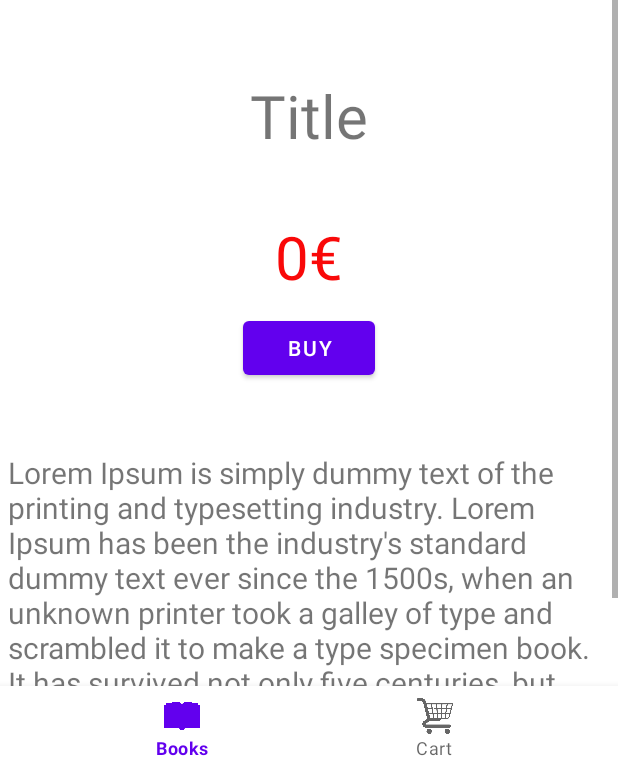
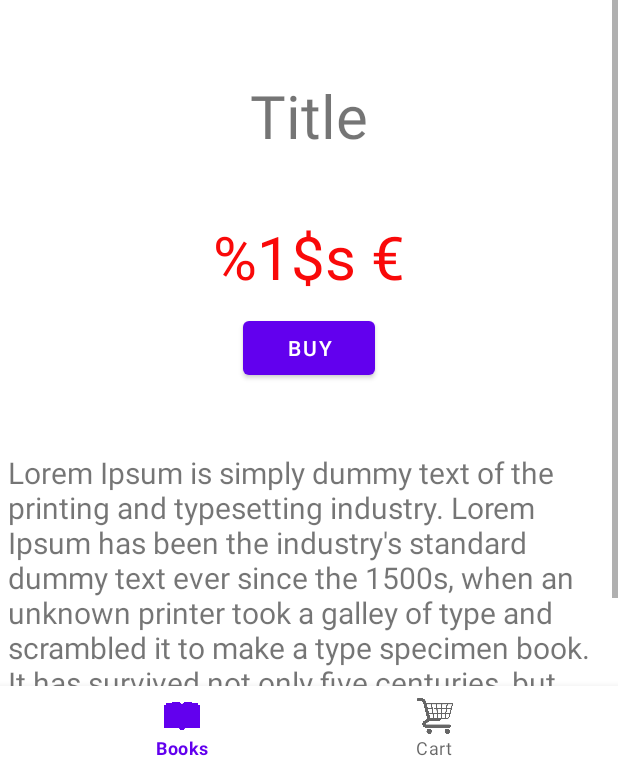
Before and after one commit to bigfootledur/LibrairieHenriPotier, an Android app: the BookDetailsActivity screen opened directly, with no data from a screen before it, on a phone screen of 412 x 824 dp, the part 466-1236 px from its top. Run offline under Robolectric (Android 15) with nearby library versions, the phone set to English and light mode, and no system bars; network calls fail; pictures from the network do not load; 1 statement that could not run was skipped.

Commit message:
Clean appli

```diff
--- a/app/src/main/java/com/groupe3/librairiedehenripotier/presenter/BookDetailsPresenter.kt
+++ b/app/src/main/java/com/groupe3/librairiedehenripotier/presenter/BookDetailsPresenter.kt
@@ -2,12 +2,12 @@ package com.groupe3.librairiedehenripotier.presenter
 
 import com.groupe3.librairiedehenripotier.api.HenriPotierData
 import com.groupe3.librairiedehenripotier.model.Book
-import com.groupe3.librairiedehenripotier.view.View
+import com.groupe3.librairiedehenripotier.view.BookListView
 import kotlinx.coroutines.Dispatchers
 import kotlinx.coroutines.GlobalScope
 import kotlinx.coroutines.launch
 
-class BookDetailsPresenter (private var view: View, private val api: HenriPotierData): Presenter  {
+class BookDetailsPresenter (private var view: BookListView, private val api: HenriPotierData): Presenter  {
     fun onResume() {
         GlobalScope.launch(Dispatchers.Main) {
             val listBooks = api.listBooks()
--- a/app/src/main/java/com/groupe3/librairiedehenripotier/presenter/BookListPresenter.kt
+++ b/app/src/main/java/com/groupe3/librairiedehenripotier/presenter/BookListPresenter.kt
@@ -2,12 +2,12 @@ package com.groupe3.librairiedehenripotier.presenter
 
 import com.groupe3.librairiedehenripotier.api.HenriPotierData
 import com.groupe3.librairiedehenripotier.model.Book
-import com.groupe3.librairiedehenripotier.view.View
+import com.groupe3.librairiedehenripotier.view.BookListView
 import kotlinx.coroutines.Dispatchers
 import kotlinx.coroutines.GlobalScope
 import kotlinx.coroutines.launch
 
-class BookListPresenter (private var view: View, private val api: HenriPotierData): Presenter {
+class BookListPresenter (private var view: BookListView, private val api: HenriPotierData): Presenter {
 
      fun onResume() {
          GlobalScope.launch(Dispatchers.Main) {
--- a/app/src/main/java/com/groupe3/librairiedehenripotier/view/BookDetailsActivity.kt
+++ b/app/src/main/java/com/groupe3/librairiedehenripotier/view/BookDetailsActivity.kt
@@ -17,7 +17,7 @@ import com.groupe3.librairiedehenripotier.presenter.BookDetailsPresenter
 import com.groupe3.librairiedehenripotier.presenter.PanierContent
 import com.groupe3.librairiedehenripotier.utils.Contants.KEY_MOVIE_ID
 
-class BookDetailsActivity  : AppCompatActivity(), View {
+class BookDetailsActivity  : AppCompatActivity(), BookListView {
 
     private lateinit var  presenter : BookDetailsPresenter
     private lateinit var book : Book
@@ -39,8 +39,8 @@ class BookDetailsActivity  : AppCompatActivity(), View {
     }
     override fun setDataView(items: List<Book>) {
         if(items.isNotEmpty()){
-            if(bookId.toInt()!=-1 && bookId.toInt() < items.size){
-                book = items.get(bookId.toInt())
+            if(bookId !=-1 && bookId < items.size){
+                book = items.get(bookId)
 
                 // get
                 val titleView: TextView = this.findViewById(R.id.book_detail_title)
@@ -50,7 +50,7 @@ class BookDetailsActivity  : AppCompatActivity(), View {
 
                 // set
                 titleView.text = book.title
-                priceView.text = book.price.toString()
+                priceView.text = getString(R.string.montant_prix, book.price.toString())
                 synopsis.text = book.synopsis[0]
 
                 // loading album cover using Glide library
--- a/app/src/main/java/com/groupe3/librairiedehenripotier/view/View.kt
+++ b/app/src/main/java/com/groupe3/librairiedehenripotier/view/BookListView.kt
@@ -2,6 +2,6 @@ package com.groupe3.librairiedehenripotier.view
 
 import com.groupe3.librairiedehenripotier.model.Book
 
-interface View {
+interface BookListView {
     fun setDataView(items: List<Book>):Unit
 }
--- a/app/src/main/res/layout/book_details_activity.xml
+++ b/app/src/main/res/layout/book_details_activity.xml
@@ -14,12 +14,13 @@
         >
         <LinearLayout
             android:layout_width="match_parent"
-            android:layout_height="match_parent"
+            android:layout_height="wrap_content"
             android:orientation="vertical"
             >
 
         <ImageView
             android:id="@+id/book_detail_image"
+            android:contentDescription="@string/book_description_detail_image"
             android:layout_height="@dimen/book_detail_height_image"
             android:layout_width="wrap_content"
             android:layout_gravity="center"
@@ -36,7 +37,7 @@
                 android:textSize="@dimen/book_detail_title_size"
                 android:textAlignment="center"
                 android:layout_gravity="center_horizontal"
-                ></TextView>
+                />
 
             <TextView
                 android:id="@+id/book_detail_price"
@@ -44,11 +45,11 @@
                 android:layout_height="wrap_content"
                 android:layout_marginTop="40dp"
                 android:textColor="@color/red"
-                android:text="@string/book_details_price"
+                android:text="@string/montant_prix"
                 android:textAlignment="center"
                 android:textSize="@dimen/book_detail_title_size"
                 android:layout_gravity="center_horizontal"
-                ></TextView>
+                />
 
             <Button
             android:id="@+id/book_detail_button_purchase"
@@ -64,7 +65,7 @@
             android:layout_height="wrap_content"
             android:padding="5dp"
             android:layout_marginTop="40dp"
-            android:text="Lorem Ipsum is simply dummy text of the printing and typesetting industry. Lorem Ipsum has been the industry's standard dummy text ever since the 1500s, when an unknown printer took a galley of type and scrambled it to make a type specimen book. It has survived not only five centuries, but also the leap into electronic typesetting, remaining essentially unchanged."
+            android:text="@string/synopsis_placeholder"
             android:textSize="@dimen/book_detail_synopsis_size" />
 
         </LinearLayout>
--- a/app/src/main/res/values/dimens.xml
+++ b/app/src/main/res/values/dimens.xml
@@ -11,7 +11,7 @@
     <dimen name="price_item">20dp</dimen>
     <dimen name="book_detail_max_width_image">200dp</dimen>
     <dimen name="book_detail_width_image">200dp</dimen>
-    <dimen name="book_detail_title_size">40dp</dimen>
-    <dimen name="book_detail_synopsis_size">20dp</dimen>
+    <dimen name="book_detail_title_size">40sp</dimen>
+    <dimen name="book_detail_synopsis_size">20sp</dimen>
     <dimen name="book_detail_height_image">300dp</dimen>
 </resources>
--- a/app/src/main/res/values/strings.xml
+++ b/app/src/main/res/values/strings.xml
@@ -5,8 +5,9 @@
     <string name="book_title_item">Title</string>
     <string name="book_price_item">0€</string>
     <string name="book_details_title">Title</string>
+    <string name="book_description_detail_image">Couverture du livre</string>
     <string name="book_detail_purchase">Buy</string>
-    <string name="book_details_price">0€</string>
+    <string name="synopsis_placeholder">Lorem Ipsum is simply dummy text of the printing and typesetting industry. Lorem Ipsum has been the industry\'s standard dummy text ever since the 1500s, when an unknown printer took a galley of type and scrambled it to make a type specimen book. It has survived not only five centuries, but also the leap into electronic typesetting, remaining essentially unchanged.</string>
     <string name="panier">Panier</string>
     <string name="nombre_livres">Livres achetés : %1$s</string>
     <string name="prix_panier">Prix</string>
```
Also changed, not shown: app/src/main/java/com/groupe3/librairiedehenripotier/MainActivity.kt (+7 -18 lines), 2 other files.
